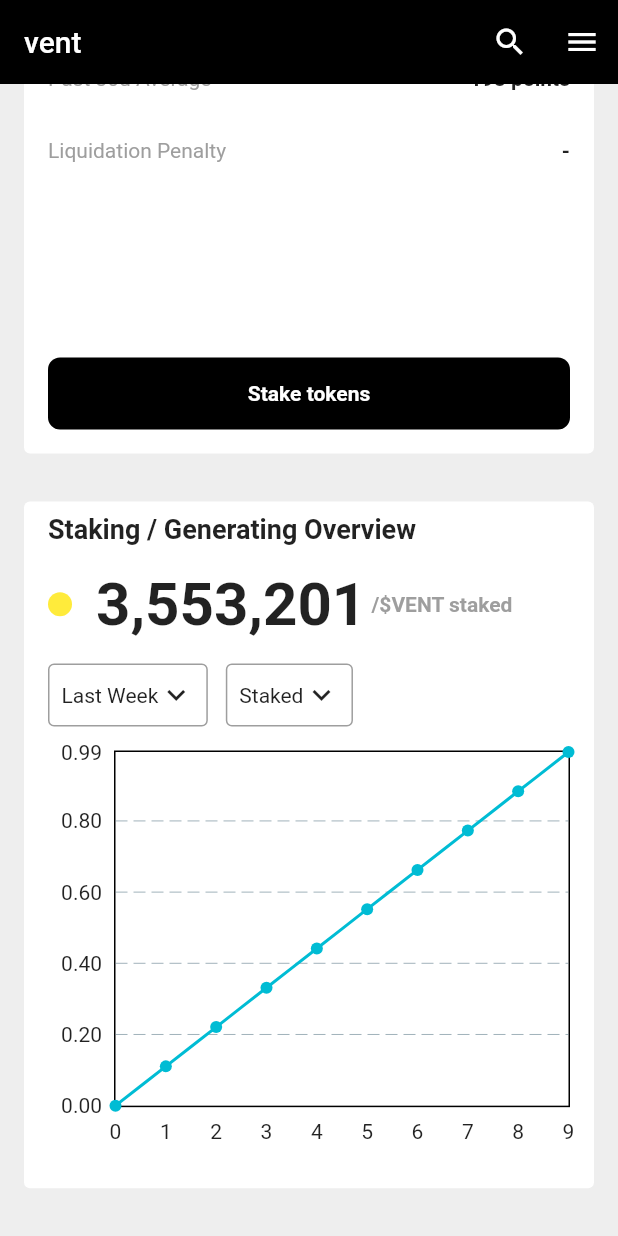
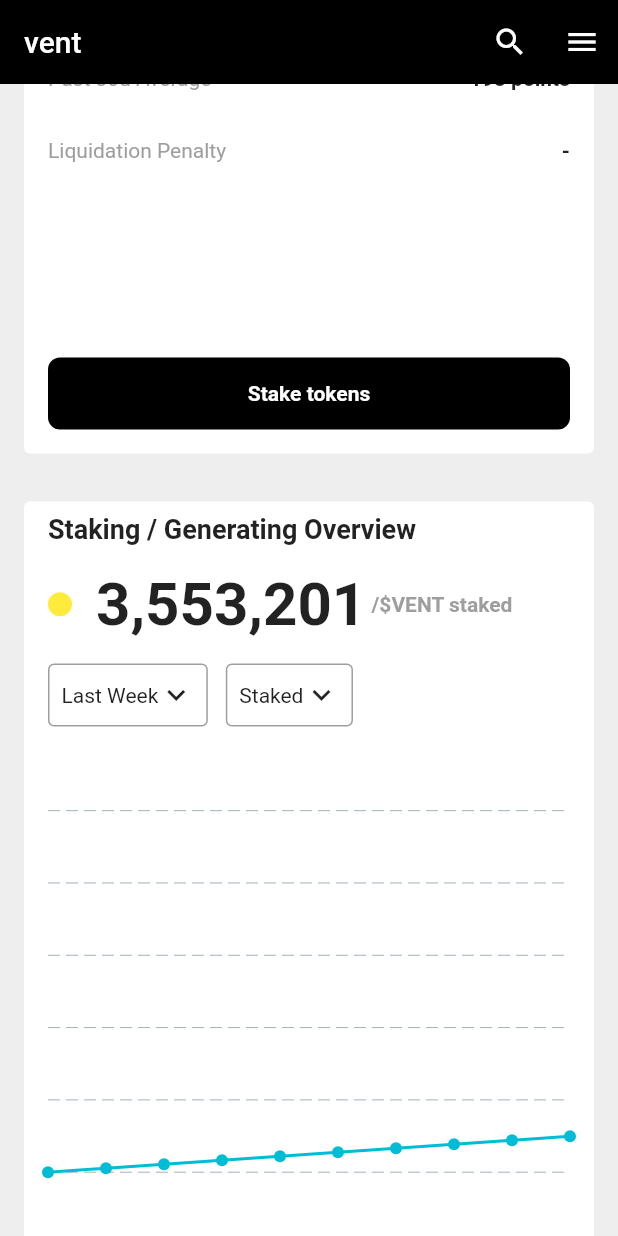
Before and after one commit to JAICHANGPARK/flutter_notebook_19th_story, a Flutter app: the screen it shows after launch, scrolled down 375 dp, on a phone screen of 412 x 824 dp. Run offline on Flutter 3.47's test engine with Material 2 defaults, Android fonts, the phone set to English and light mode, and no system bars; drawn by our look-alikes of countup, fl_chart; our stand-ins replace cached_network_image, flutter_riverpod, freezed_annotation, smooth_page_indicator, video_player.

Commit message:
Update staking_main_page.dart

```diff
--- a/lib/ep1117_staking_app/src/ui/staking_main_page.dart
+++ b/lib/ep1117_staking_app/src/ui/staking_main_page.dart
@@ -72,10 +72,7 @@ class _StakingMainPageState extends State<StakingMainPage> with SingleTickerProv
               Padding(
                 padding: const EdgeInsets.symmetric(vertical: 16),
                 child: Container(
-                  height: MediaQuery
-                      .of(context)
-                      .size
-                      .height / 1.5,
+                  height: MediaQuery.of(context).size.height / 1.5,
                   decoration: BoxDecoration(
                     color: Colors.white,
                     borderRadius: BorderRadius.circular(4),
@@ -493,10 +490,7 @@ class _StakingMainPageState extends State<StakingMainPage> with SingleTickerProv
               Padding(
                 padding: const EdgeInsets.symmetric(vertical: 16),
                 child: Container(
-                  height: MediaQuery
-                      .of(context)
-                      .size
-                      .height / 1.8,
+                  height: MediaQuery.of(context).size.height / 1.5,
                   decoration: BoxDecoration(
                     color: Colors.white,
                     borderRadius: BorderRadius.circular(4),
@@ -588,6 +582,9 @@ class _StakingMainPageState extends State<StakingMainPage> with SingleTickerProv
                           )
                         ],
                       ),
+                      SizedBox(
+                        height: 16,
+                      ),
                       Expanded(
                         child: Padding(
                           padding: const EdgeInsets.symmetric(vertical: 16),
@@ -597,15 +594,22 @@ class _StakingMainPageState extends State<StakingMainPage> with SingleTickerProv
                                   show: true,
                                   drawVerticalLine: false,
                                 ),
-                                titlesData: FlTitlesData(show: true, topTitles: AxisTitles(),
-                                rightTitles: AxisTitles()),
+                                titlesData: FlTitlesData(
+                                    show: true,
+                                    topTitles: AxisTitles(),
+                                    rightTitles: AxisTitles(),
+                                    leftTitles: AxisTitles()),
+                                borderData: FlBorderData(
+                                  show: false,
+                                ),
+                                maxY: 11,
+                                minY: -2,
                                 lineBarsData: [
                                   LineChartBarData(
                                     isCurved: true,
                                     spots: List.generate(
                                       10,
-                                          (index) =>
-                                          FlSpot(
+                                      (index) => FlSpot(
                                         index.toDouble(),
                                         index.toDouble() * Random().nextDouble(),
                                       ),
```
Lines whose indentation alone changed are shown as unchanged.
